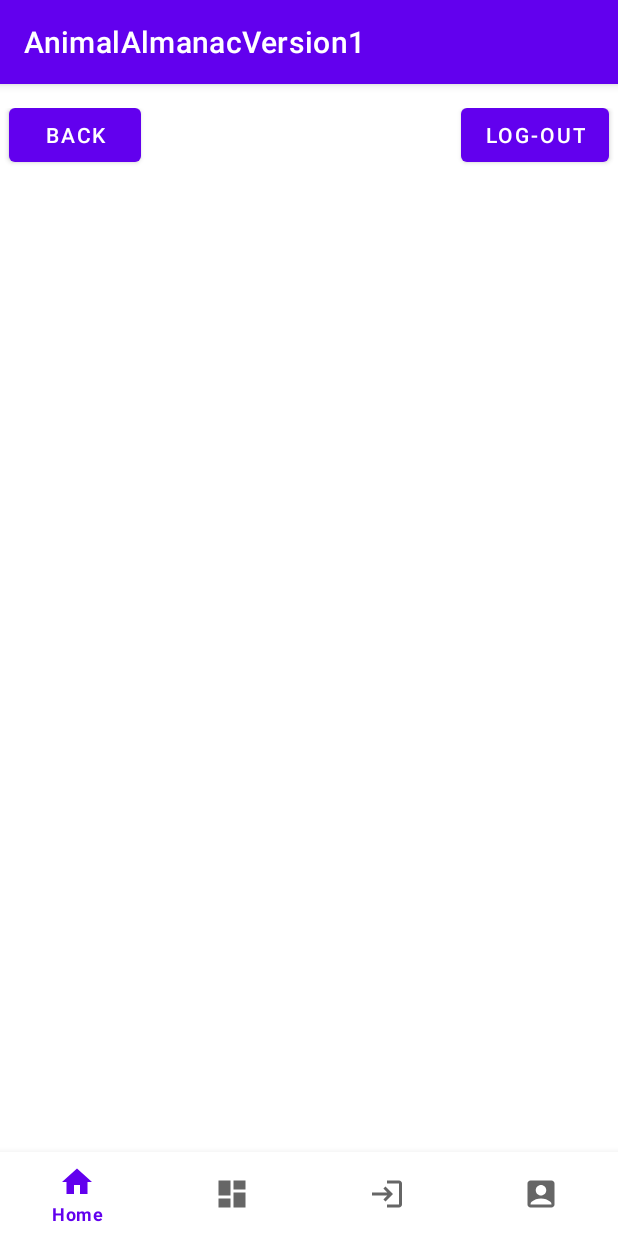
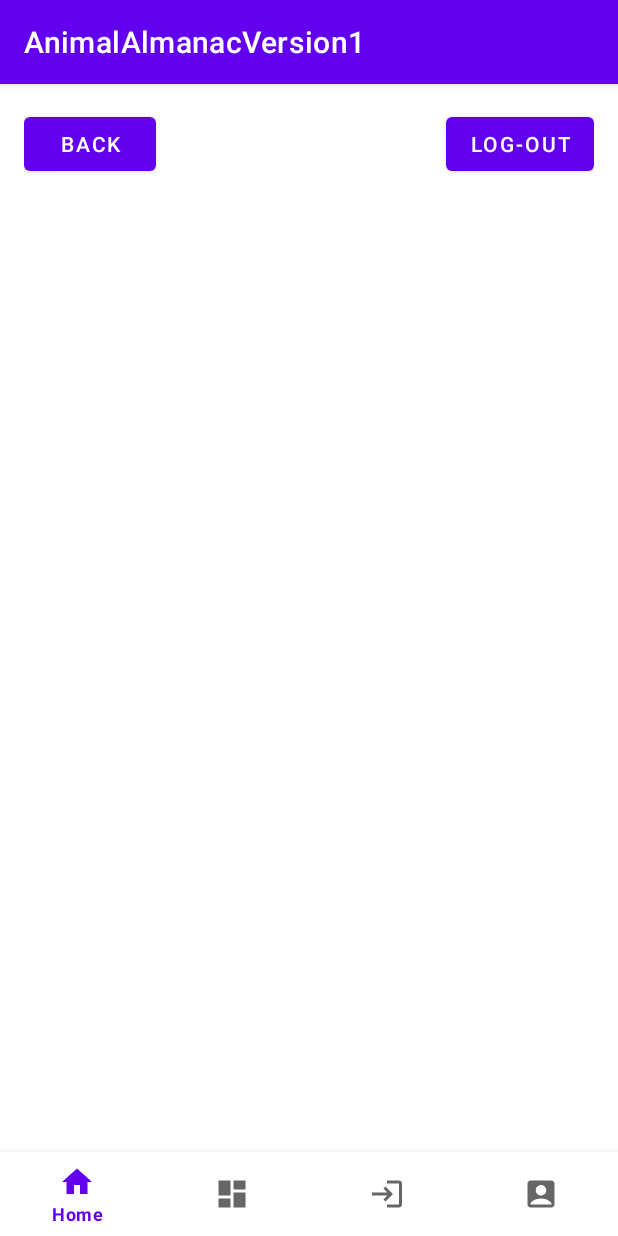
Before and after one commit to Oscar-Mallen/AnimalAlmanacVersion1, an Android app: the HomeFragment screen opened through its navigation route, after a tap on "SAVED", on a phone screen of 412 x 824 dp. Run offline under Robolectric (Android 15) with nearby library versions, the phone set to English and light mode, and no system bars; our stand-ins replace navigation-ui.

Commit message:
completed button functionality

```diff
--- a/app/src/main/java/com/example/animalalmanacversion1/HomeFragment.java
+++ b/app/src/main/java/com/example/animalalmanacversion1/HomeFragment.java
@@ -66,6 +66,11 @@ public class HomeFragment extends Fragment {
                 navController.navigate(R.id.savedFragment); // Ensure the savedFragment is in the nav graph
             }
         });
+        Button logoutButton = rootView.findViewById(R.id.buttonNav1);
+        logoutButton.setOnClickListener(v -> {
+            NavController navController = Navigation.findNavController(requireActivity(), R.id.nav_host_fragment);
+            navController.navigate(R.id.action_homeFragment_to_loginFragment);
+        });
 
         return rootView;
     }
--- a/app/src/main/res/layout/fragment_home.xml
+++ b/app/src/main/res/layout/fragment_home.xml
@@ -13,16 +13,22 @@
         android:gravity="center_horizontal"
         android:paddingBottom="14dp">
 
-        <Space
-            android:layout_width="0dp"
-            android:layout_height="wrap_content"
-            android:layout_weight="1" />
-        <!-- Third Navigation Button -->
         <Button
             android:id="@+id/buttonNav3"
             android:layout_width="wrap_content"
             android:layout_height="wrap_content"
             android:text="Saved" />
+
+        <Space
+            android:layout_width="0dp"
+            android:layout_height="wrap_content"
+            android:layout_weight="1" />
+
+        <Button
+            android:id="@+id/buttonNav1"
+            android:layout_width="wrap_content"
+            android:layout_height="wrap_content"
+            android:text="Log-Out" />
     </LinearLayout>
 
 
--- a/app/src/main/res/layout/fragment_saved.xml
+++ b/app/src/main/res/layout/fragment_saved.xml
@@ -1,36 +1,33 @@
 <?xml version="1.0" encoding="utf-8"?>
-<FrameLayout xmlns:android="http://schemas.android.com/apk/res/android"
-    xmlns:tools="http://schemas.android.com/tools"
+<LinearLayout xmlns:android="http://schemas.android.com/apk/res/android"
     android:layout_width="match_parent"
     android:layout_height="match_parent"
-    tools:context=".SavedFragment">
+    xmlns:app="http://schemas.android.com/apk/res-auto"
+    android:orientation="vertical"
+    android:padding="16dp">
 
-    <RelativeLayout
+    <LinearLayout
         android:layout_width="match_parent"
-        android:layout_height="60dp"
-        android:layout_marginTop="16dp">
+        android:layout_height="wrap_content"
+        android:orientation="horizontal"
+        android:gravity="center_horizontal"
+        android:paddingBottom="14dp">
 
         <Button
             android:id="@+id/navigateToHomeButton"
             android:layout_width="wrap_content"
             android:layout_height="wrap_content"
-            android:layout_alignParentStart="true"
-            android:layout_alignParentTop="true"
-            android:layout_marginTop="-6dp"
-            android:layout_marginLeft="6dp"
-            android:layout_marginBottom="3dp"
             android:text="Back" />
+
+        <Space
+            android:layout_width="0dp"
+            android:layout_height="wrap_content"
+            android:layout_weight="1" />
 
         <Button
             android:id="@+id/logoutbutton"
             android:layout_width="wrap_content"
             android:layout_height="wrap_content"
-            android:layout_alignParentTop="true"
-            android:layout_alignParentEnd="true"
-            android:layout_marginTop="-6dp"
-            android:layout_marginRight="6dp"
-            android:layout_marginBottom="3dp"
             android:text="Log-Out" />
-    </RelativeLayout>
-
-</FrameLayout>
+    </LinearLayout>
+</LinearLayout>
--- a/app/src/main/res/navigation/nav_graph.xml
+++ b/app/src/main/res/navigation/nav_graph.xml
@@ -29,6 +29,9 @@
         <action
             android:id="@+id/action_homeFragment_to_animalDetailFragment"
             app:destination="@id/animalDetailFragment" />
+        <action
+            android:id="@+id/action_homeFragment_to_loginFragment"
+            app:destination="@id/loginFragment" />
     </fragment>
     <fragment
         android:id="@+id/animalDetailFragment"
```
